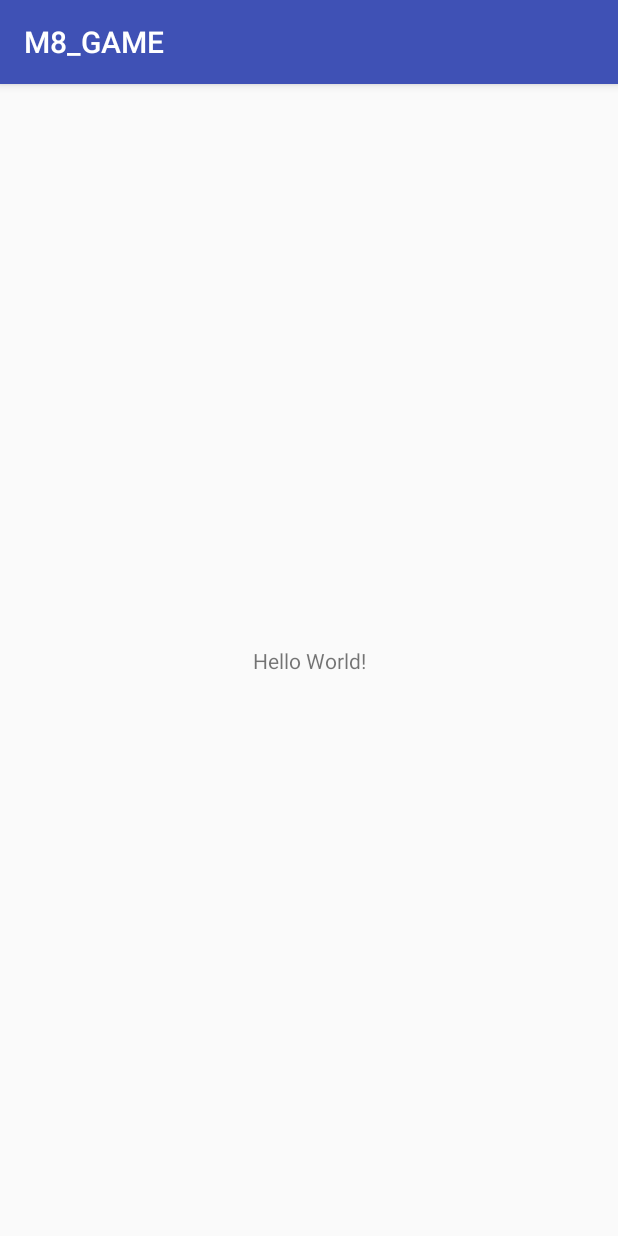
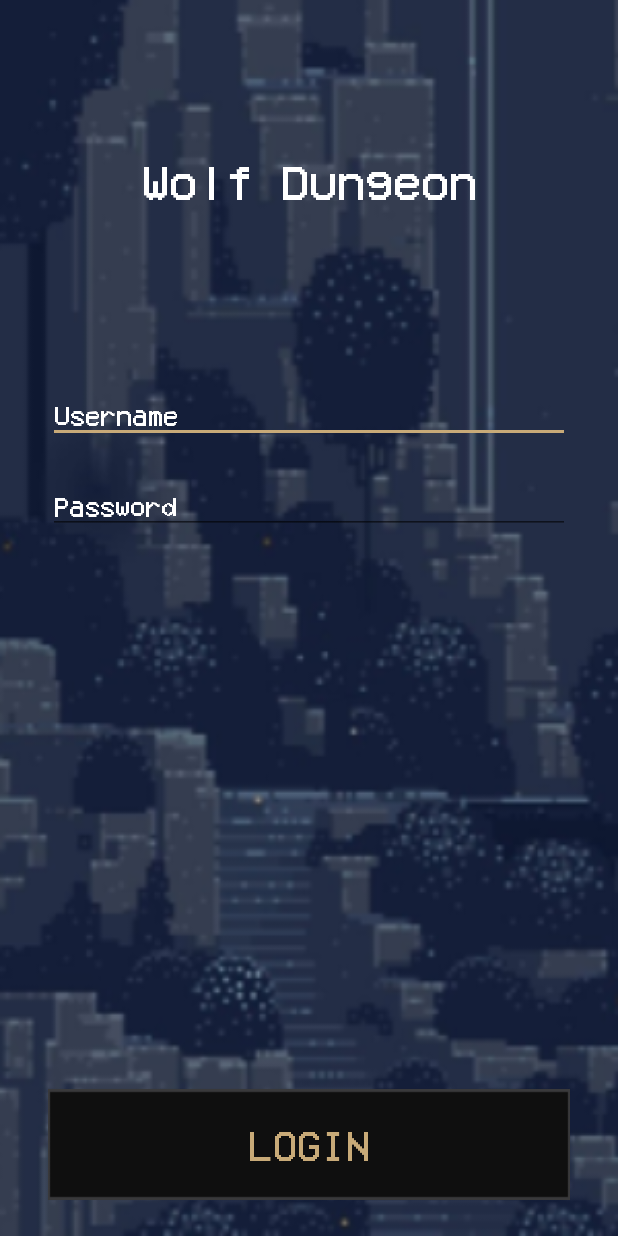
Before and after one commit to creiden47/M8_GAME, an Android app: the screen it shows after launch (MainActivity), on a phone screen of 412 x 824 dp. Run offline under Robolectric (Android 15) with nearby library versions, the phone set to English and light mode, and no system bars.

Commit message:
Added main design idea. Login page design.

```diff
--- a/app/src/main/java/com/example/franciscogarzil/m8_game/MainActivity.java
+++ b/app/src/main/java/com/example/franciscogarzil/m8_game/MainActivity.java
@@ -2,7 +2,8 @@ package com.example.franciscogarzil.m8_game;
 
 import android.support.v7.app.AppCompatActivity;
 import android.os.Bundle;
-
+import android.view.Window;
+import android.view.WindowManager;
 
 
 public class MainActivity extends AppCompatActivity {
@@ -13,6 +14,7 @@ public class MainActivity extends AppCompatActivity {
     @Override
     protected void onCreate(Bundle savedInstanceState) {
         super.onCreate(savedInstanceState);
+        getSupportActionBar().hide();
         setContentView(R.layout.activity_main);
     }
 }
--- /dev/null
+++ b/app/src/main/res/font/font_main.xml
@@ -0,0 +1,8 @@
+<?xml version="1.0" encoding="utf-8"?>
+<font-family xmlns:android="http://schemas.android.com/apk/res/android">
+
+    <font
+        android:fontStyle="normal"
+        android:fontWeight="400"
+        android:font="@font/main_font" />
+</font-family>
--- a/app/src/main/res/layout/activity_main.xml
+++ b/app/src/main/res/layout/activity_main.xml
@@ -1,18 +1,66 @@
 <?xml version="1.0" encoding="utf-8"?>
-<android.support.constraint.ConstraintLayout xmlns:android="http://schemas.android.com/apk/res/android"
+<LinearLayout xmlns:android="http://schemas.android.com/apk/res/android"
     xmlns:app="http://schemas.android.com/apk/res-auto"
     xmlns:tools="http://schemas.android.com/tools"
     android:layout_width="match_parent"
     android:layout_height="match_parent"
+    android:background="@drawable/background_1"
+    android:orientation="vertical"
+    android:paddingLeft="32dp"
+    android:paddingTop="106dp"
+    android:paddingRight="32dp"
     tools:context=".MainActivity">
 
     <TextView
-        android:layout_width="wrap_content"
+        android:id="@+id/TextViewGameName"
+        android:layout_width="match_parent"
         android:layout_height="wrap_content"
-        android:text="Hello World!"
-        app:layout_constraintBottom_toBottomOf="parent"
-        app:layout_constraintLeft_toLeftOf="parent"
-        app:layout_constraintRight_toRightOf="parent"
-        app:layout_constraintTop_toTopOf="parent" />
+        android:fontFamily="@font/font_main"
+        android:text="@string/game_name"
+        android:textAlignment="center"
+        android:textColor="#FFF"
+        android:textSize="32sp" />
 
-</android.support.constraint.ConstraintLayout>
+    <EditText
+        android:id="@+id/EditTextUsername"
+        android:layout_width="match_parent"
+        android:layout_height="wrap_content"
+        android:layout_marginTop="124dp"
+        android:fontFamily="@font/font_main"
+        android:hint="@string/username_hint"
+        android:inputType="text"
+        android:singleLine="true"
+        android:textAllCaps="false"
+        android:textColor="#FFF"
+        android:textColorHint="#FFF" />
+
+    <EditText
+        android:id="@+id/EditTextPassword"
+        android:layout_width="match_parent"
+        android:layout_height="wrap_content"
+        android:layout_marginTop="24dp"
+        android:fontFamily="@font/font_main"
+        android:hint="@string/password_hint"
+        android:inputType="textPassword"
+        android:textColor="#FFF"
+        android:textColorHint="#FFF" />
+
+    <LinearLayout
+        android:layout_width="match_parent"
+        android:layout_height="0dip"
+        android:layout_weight="1"
+        android:gravity="center|bottom"
+        android:layout_marginBottom="24dp"
+        android:orientation="vertical">
+
+        <Button
+            android:layout_width="wrap_content"
+            android:layout_height="wrap_content"
+            android:layout_gravity="bottom"
+            android:background="@drawable/button"
+            android:text="LOGIN"
+            android:fontFamily="@font/font_main"
+            android:textColor="@color/colorAccent"
+            android:textSize="28sp" />
+    </LinearLayout>
+</LinearLayout>
--- a/app/src/main/res/values/colors.xml
+++ b/app/src/main/res/values/colors.xml
@@ -1,6 +1,7 @@
 <?xml version="1.0" encoding="utf-8"?>
 <resources>
-    <color name="colorPrimary">#3F51B5</color>
-    <color name="colorPrimaryDark">#303F9F</color>
-    <color name="colorAccent">#FF4081</color>
+    <color name="colorPrimary">#292929</color>
+    <color name="colorPrimaryDark">#0F0F0F</color>
+    <color name="colorAccent">#C8AA78</color>
+
 </resources>
--- a/app/src/main/res/values/strings.xml
+++ b/app/src/main/res/values/strings.xml
@@ -1,3 +1,6 @@
 <resources>
     <string name="app_name">M8_GAME</string>
+    <string name="game_name">Wolf Dungeon</string>
+    <string name="username_hint">Username</string>
+    <string name="password_hint">Password</string>
 </resources>
--- a/build.gradle
+++ b/build.gradle
@@ -7,7 +7,7 @@ buildscript {
         jcenter()
     }
     dependencies {
-        classpath 'com.android.tools.build:gradle:3.1.4'
+        classpath 'com.android.tools.build:gradle:3.3.2'
 
 
         // NOTE: Do not place your application dependencies here; they belong
```
Also changed, not shown: app/src/main/res/drawable/background_1.png (added), app/src/main/res/drawable/button.png (added), app/src/main/res/drawable/button_primary.png (added), app/src/main/res/font/main_font.ttf (added), gradle/wrapper/gradle-wrapper.properties.
